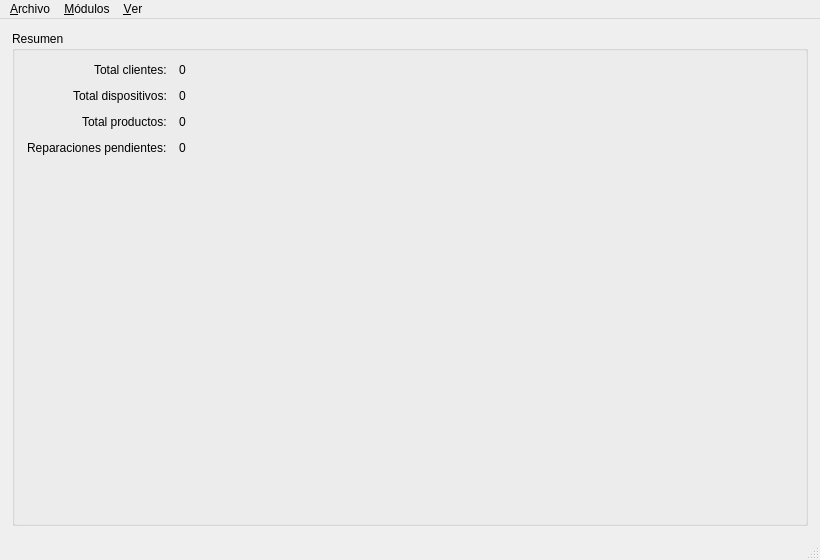
Qt form app/ui/main_window.ui (galdotech/app_mateo) before a commit.
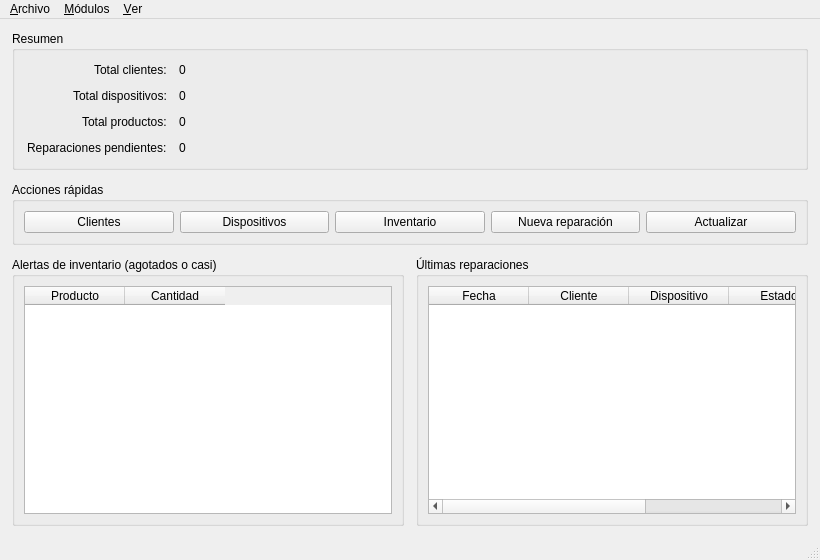
The same form after that commit.

Commit message: feat: dashboard on main window

Patch:
```diff
--- a/app/ui/main_window.ui
+++ b/app/ui/main_window.ui
@@ -36,10 +36,119 @@
        <item row="3" column="0"><widget class="QLabel" name="labelReparaciones"><property name="text"><string>Reparaciones pendientes:</string></property></widget></item>
        <item row="3" column="1"><widget class="QLabel" name="label_total_reparaciones"><property name="text"><string>0</string></property></widget></item>
       </layout>
-     </widget>
-    </item>
-   </layout>
-  </widget>
+      </widget>
+     </item>
+     <item>
+      <widget class="QGroupBox" name="groupBoxAcciones">
+       <property name="title">
+        <string>Acciones rápidas</string>
+       </property>
+       <layout class="QHBoxLayout" name="horizontalLayoutAcciones">
+        <item>
+         <widget class="QPushButton" name="btnClientes">
+          <property name="text">
+           <string>Clientes</string>
+          </property>
+         </widget>
+        </item>
+        <item>
+         <widget class="QPushButton" name="btnDispositivos">
+          <property name="text">
+           <string>Dispositivos</string>
+          </property>
+         </widget>
+        </item>
+        <item>
+         <widget class="QPushButton" name="btnInventario">
+          <property name="text">
+           <string>Inventario</string>
+          </property>
+         </widget>
+        </item>
+        <item>
+         <widget class="QPushButton" name="btnNuevaReparacion">
+          <property name="text">
+           <string>Nueva reparación</string>
+          </property>
+         </widget>
+        </item>
+        <item>
+          <widget class="QPushButton" name="btnActualizar">
+           <property name="text">
+            <string>Actualizar</string>
+           </property>
+          </widget>
+        </item>
+       </layout>
+      </widget>
+     </item>
+     <item>
+      <layout class="QHBoxLayout" name="horizontalLayoutTablas">
+       <item>
+        <widget class="QGroupBox" name="groupBoxLowStock">
+         <property name="title">
+          <string>Alertas de inventario (agotados o casi)</string>
+         </property>
+         <layout class="QVBoxLayout" name="verticalLayoutLowStock">
+          <item>
+           <widget class="QTableWidget" name="tableLowStock">
+            <column>
+             <property name="text">
+              <string>Producto</string>
+             </property>
+            </column>
+            <column>
+             <property name="text">
+              <string>Cantidad</string>
+             </property>
+            </column>
+           </widget>
+          </item>
+         </layout>
+        </widget>
+       </item>
+       <item>
+        <widget class="QGroupBox" name="groupBoxRecentRepairs">
+         <property name="title">
+          <string>Últimas reparaciones</string>
+         </property>
+         <layout class="QVBoxLayout" name="verticalLayoutRecent">
+          <item>
+           <widget class="QTableWidget" name="tableRecentRepairs">
+            <column>
+             <property name="text">
+              <string>Fecha</string>
+             </property>
+            </column>
+            <column>
+             <property name="text">
+              <string>Cliente</string>
+             </property>
+            </column>
+            <column>
+             <property name="text">
+              <string>Dispositivo</string>
+             </property>
+            </column>
+            <column>
+             <property name="text">
+              <string>Estado</string>
+             </property>
+            </column>
+            <column>
+             <property name="text">
+              <string>Costo</string>
+             </property>
+            </column>
+           </widget>
+          </item>
+         </layout>
+        </widget>
+       </item>
+      </layout>
+     </item>
+     </layout>
+    </widget>
 
   <widget class="QMenuBar" name="menubar">
    <widget class="QMenu" name="menuArchivo">
```
Left out of the diff: 15 changed lines with no effect on the pictures. The commit also changes 3 other files.
